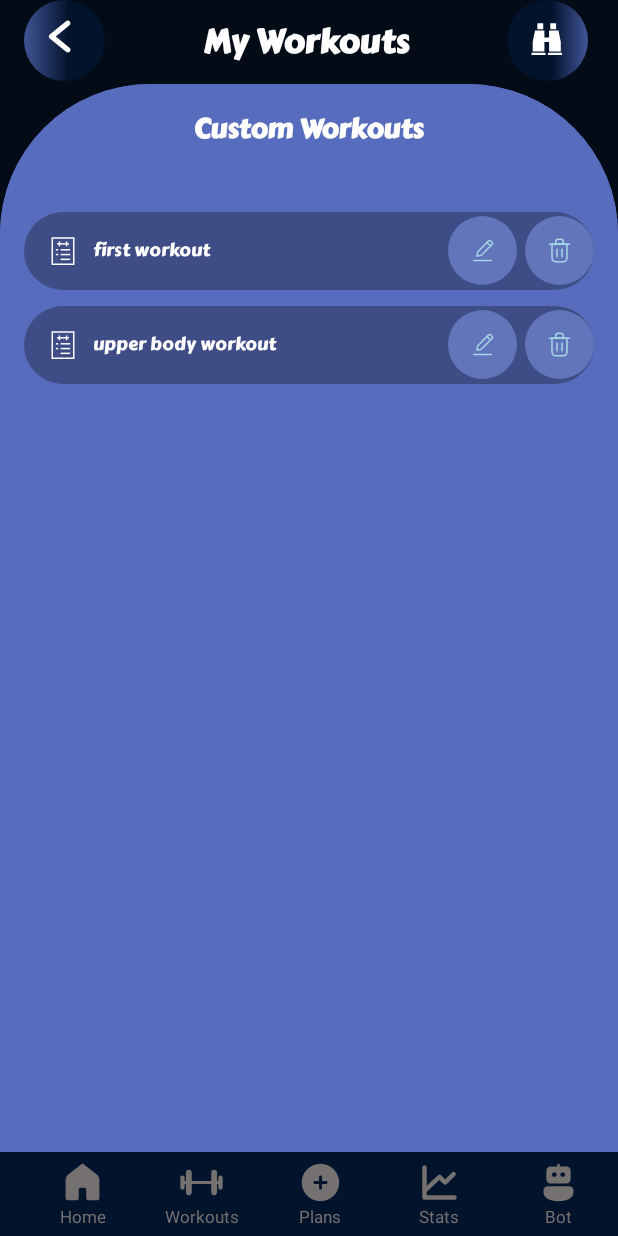
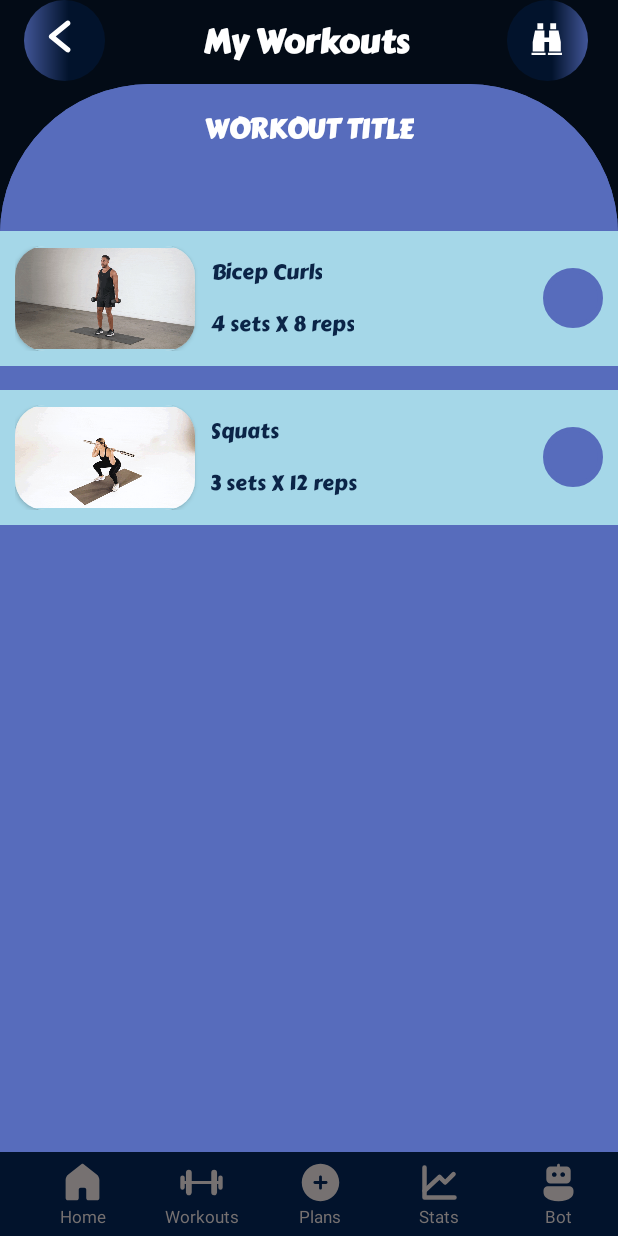
Before and after one commit to Oauzz/CoreCraft, an Android app: the screen it shows after launch (MainActivity), after a tap on "first workout", on a phone screen of 412 x 824 dp. Run offline under Robolectric (Android 15) with nearby library versions, the phone set to English and light mode, and no system bars.

Commit message:
User can view custom workouts with exercises

```diff
--- a/app/src/main/java/com/corecraft/MainActivity.java
+++ b/app/src/main/java/com/corecraft/MainActivity.java
@@ -13,8 +13,10 @@ public class MainActivity extends AppCompatActivity {
         super.onCreate(savedInstanceState);
         setContentView(R.layout.home);
 
+        WorkoutFragment workoutFragment = new WorkoutFragment();
+        workoutFragment.setManager(getSupportFragmentManager());
         getSupportFragmentManager().beginTransaction()
-                .replace(R.id.home_content,new WorkoutFragment())
+                .replace(R.id.home_content,workoutFragment)
                 .commit();
     }
 }
--- a/app/src/main/java/com/corecraft/Workout.java
+++ b/app/src/main/java/com/corecraft/Workout.java
@@ -14,6 +14,18 @@ public class Workout {
         WORKOUTS.add(new Workout(2,"upper body workout", Arrays.asList(
                 new ExerciseDetails(Exercise.EXERCISES.get(0),4,10),
                 new ExerciseDetails(Exercise.EXERCISES.get(1),4,8)
+        )));
+        WORKOUTS.add(new Workout(3,"upper body workout", Arrays.asList(
+                new ExerciseDetails(Exercise.EXERCISES.get(0),1,10),
+                new ExerciseDetails(Exercise.EXERCISES.get(1),2,9),
+                new ExerciseDetails(Exercise.EXERCISES.get(2),3,8),
+                new ExerciseDetails(Exercise.EXERCISES.get(0),4,7),
+                new ExerciseDetails(Exercise.EXERCISES.get(1),5,6),
+                new ExerciseDetails(Exercise.EXERCISES.get(2),6,5),
+                new ExerciseDetails(Exercise.EXERCISES.get(0),7,4),
+                new ExerciseDetails(Exercise.EXERCISES.get(1),8,3),
+                new ExerciseDetails(Exercise.EXERCISES.get(2),9,2),
+                new ExerciseDetails(Exercise.EXERCISES.get(0),10,1)
         )));
     }
     int id;
--- a/app/src/main/java/com/corecraft/WorkoutAdapter.java
+++ b/app/src/main/java/com/corecraft/WorkoutAdapter.java
@@ -5,6 +5,7 @@ import android.view.LayoutInflater;
 import android.view.ViewGroup;
 
 import androidx.annotation.NonNull;
+import androidx.fragment.app.FragmentManager;
 import androidx.recyclerview.widget.RecyclerView;
 
 import java.util.List;
@@ -13,10 +14,12 @@ public class WorkoutAdapter extends RecyclerView.Adapter<WorkoutViewHolder>{
 
     Context context;
     List<Workout> workouts;
+    FragmentManager fragmentManager;
 
-    public WorkoutAdapter(Context context, List<Workout> workouts) {
+    public WorkoutAdapter(Context context, List<Workout> workouts,FragmentManager fragmentManager) {
         this.context = context;
         this.workouts = workouts;
+        this.fragmentManager = fragmentManager;
     }
 
     @NonNull
@@ -28,6 +31,18 @@ public class WorkoutAdapter extends RecyclerView.Adapter<WorkoutViewHolder>{
     @Override
     public void onBindViewHolder(@NonNull WorkoutViewHolder holder, int position) {
         holder.workoutName.setText(workouts.get(position).getName());
+        holder.id = holder.getBindingAdapterPosition();
+        holder.workout.setOnClickListener(v -> {
+            WorkoutPlayFragment fragment = WorkoutPlayFragment.newInstance(holder.id);
+            fragmentManager.beginTransaction()
+                    .replace(R.id.home_content,fragment)
+                    .addToBackStack(null)
+                    .commit();
+        });
+        holder.workoutDel.setOnClickListener(v -> {
+            workouts.remove(workouts.get(holder.id));
+            notifyItemRemoved(holder.id);
+        });
     }
 
     @Override
--- a/app/src/main/java/com/corecraft/WorkoutFragment.java
+++ b/app/src/main/java/com/corecraft/WorkoutFragment.java
@@ -3,6 +3,7 @@ package com.corecraft;
 import android.os.Bundle;
 
 import androidx.fragment.app.Fragment;
+import androidx.fragment.app.FragmentManager;
 import androidx.recyclerview.widget.LinearLayoutManager;
 import androidx.recyclerview.widget.RecyclerView;
 
@@ -17,8 +18,6 @@ import android.view.ViewGroup;
  */
 public class WorkoutFragment extends Fragment {
 
-    private RecyclerView recyclerView;
-
     // TODO: Rename parameter arguments, choose names that match
     // the fragment initialization parameters, e.g. ARG_ITEM_NUMBER
     private static final String ARG_PARAM1 = "param1";
@@ -27,6 +26,15 @@ public class WorkoutFragment extends Fragment {
     // TODO: Rename and change types of parameters
     private String mParam1;
     private String mParam2;
+    private FragmentManager manager;
+
+    public FragmentManager getManager() {
+        return manager;
+    }
+
+    public void setManager(FragmentManager manager) {
+        this.manager = manager;
+    }
 
     public WorkoutFragment() {
         // Required empty public constructor
@@ -64,10 +72,10 @@ public class WorkoutFragment extends Fragment {
                              Bundle savedInstanceState) {
         // Inflate the layout for this fragment
         View v = inflater.inflate(R.layout.fragment_workout_list, container, false);
-        recyclerView = v.findViewById(R.id.custom_workout_list);
+        RecyclerView recyclerView = v.findViewById(R.id.custom_workout_list);
         recyclerView.setHasFixedSize(true);
         recyclerView.setLayoutManager(new LinearLayoutManager(v.getContext()));
-        recyclerView.setAdapter(new WorkoutAdapter(v.getContext(),Workout.WORKOUTS));
+        recyclerView.setAdapter(new WorkoutAdapter(v.getContext(),Workout.WORKOUTS,manager));
         return v;
     }
 }
--- /dev/null
+++ b/app/src/main/java/com/corecraft/WorkoutPlayAdapter.java
@@ -0,0 +1,47 @@
+package com.corecraft;
+
+import android.content.Context;
+import android.view.LayoutInflater;
+import android.view.ViewGroup;
+
+import androidx.annotation.NonNull;
+import androidx.recyclerview.widget.RecyclerView;
+
+import java.util.List;
+import java.util.Locale;
+
+public class WorkoutPlayAdapter extends RecyclerView.Adapter<WorkoutPlayViewHolder> {
+
+    Context context;
+    List<Workout.ExerciseDetails> exerciseDetails;
+
+    public WorkoutPlayAdapter(Context context, List<Workout.ExerciseDetails> exerciseDetails) {
+        this.context = context;
+        this.exerciseDetails = exerciseDetails;
+    }
+
+    @NonNull
+    @Override
+    public WorkoutPlayViewHolder onCreateViewHolder(@NonNull ViewGroup parent, int viewType) {
+        return new WorkoutPlayViewHolder(LayoutInflater.from(context).inflate(R.layout.fragment_workout_play,parent,false));
+    }
+
+    @Override
+    public void onBindViewHolder(@NonNull WorkoutPlayViewHolder holder, int position) {
+        final Workout.ExerciseDetails details = exerciseDetails.get(position);
+        holder.exerciseImage.setImageResource(details.exercise.image);
+        holder.exerciseName.setText(details.exercise.name);
+        holder.exerciseAmount.setText(String.format(Locale.getDefault(),
+                "%d %s X %d %s",
+                details.sets,
+                context.getString(R.string.sets),
+                details.reps,
+                context.getString(R.string.reps))
+        );
+    }
+
+    @Override
+    public int getItemCount() {
+        return exerciseDetails.size();
+    }
+}
--- /dev/null
+++ b/app/src/main/java/com/corecraft/WorkoutPlayFragment.java
@@ -0,0 +1,62 @@
+package com.corecraft;
+
+import android.os.Bundle;
+
+import androidx.fragment.app.Fragment;
+import androidx.recyclerview.widget.LinearLayoutManager;
+import androidx.recyclerview.widget.RecyclerView;
+
+import android.view.LayoutInflater;
+import android.view.View;
+import android.view.ViewGroup;
+import android.widget.Toast;
+
+/**
+ * A simple {@link Fragment} subclass.
+ * Use the {@link WorkoutPlayFragment#newInstance} factory method to
+ * create an instance of this fragment.
+ */
+public class WorkoutPlayFragment extends Fragment {
+
+    // TODO: Rename parameter arguments, choose names that match
+    // the fragment initialization parameters, e.g. ARG_ITEM_NUMBER
+    private static final String ARG_WORKOUT_ID = "workout_id";
+
+    // TODO: Rename and change types of parameters
+    private int workout_id;
+
+    public WorkoutPlayFragment() {
+        // Required empty public constructor
+    }
+
+    public static WorkoutPlayFragment newInstance(int workout_id) {
+        WorkoutPlayFragment fragment = new WorkoutPlayFragment();
+        Bundle args = new Bundle();
+        args.putInt(ARG_WORKOUT_ID, workout_id);
+        fragment.setArguments(args);
+        return fragment;
+    }
+
+    @Override
+    public void onCreate(Bundle savedInstanceState) {
+        super.onCreate(savedInstanceState);
+        if (getArguments() != null) {
+            workout_id = getArguments().getInt(ARG_WORKOUT_ID);
+        }
+    }
+
+    @Override
+    public View onCreateView(LayoutInflater inflater, ViewGroup container,
+                             Bundle savedInstanceState) {
+        // Inflate the layout for this fragment
+        final View v = inflater.inflate(R.layout.fragment_workout_play_list, container, false);
+        final RecyclerView recyclerView = v.findViewById(R.id.custom_workout_play_list);
+        recyclerView.setHasFixedSize(true);
+        recyclerView.setLayoutManager(new LinearLayoutManager(v.getContext()));
+        if (getArguments() != null) {
+            recyclerView.setAdapter(new WorkoutPlayAdapter(v.getContext(),Workout.WORKOUTS.get(getArguments().getInt(ARG_WORKOUT_ID)).exerciseDetails));
+            Toast.makeText(getContext(),"Test",Toast.LENGTH_SHORT).show();
+        }
+        return v;
+    }
+}
--- /dev/null
+++ b/app/src/main/java/com/corecraft/WorkoutPlayViewHolder.java
@@ -0,0 +1,26 @@
+package com.corecraft;
+
+import android.view.View;
+import android.widget.Button;
+import android.widget.ImageView;
+import android.widget.TextView;
+
+import androidx.annotation.NonNull;
+import androidx.recyclerview.widget.RecyclerView;
+
+public class WorkoutPlayViewHolder extends RecyclerView.ViewHolder {
+    public ImageView exerciseImage;
+    public TextView exerciseName,exerciseAmount;
+    public Button exerciseDone;
+    public WorkoutPlayViewHolder(@NonNull View itemView) {
+        super(itemView);
+        exerciseImage = itemView.findViewById(R.id.exercise_play_img);
+        exerciseName = itemView.findViewById(R.id.exercise_play_name);
+        exerciseAmount = itemView.findViewById(R.id.exercise_play_amount);
+        exerciseDone = itemView.findViewById(R.id.exercise_play_btn);
+
+        exerciseDone.setOnClickListener(v -> {
+            exerciseDone.setBackgroundResource(R.drawable.check_btn_true);
+        });
+    }
+}
--- a/app/src/main/java/com/corecraft/WorkoutViewHolder.java
+++ b/app/src/main/java/com/corecraft/WorkoutViewHolder.java
@@ -2,14 +2,18 @@ package com.corecraft;
 
 import android.view.View;
 import android.widget.Button;
+import android.widget.LinearLayout;
 import android.widget.TextView;
 import android.widget.Toast;
 
 import androidx.annotation.NonNull;
+import androidx.fragment.app.Fragment;
 import androidx.recyclerview.widget.RecyclerView;
 
 public class WorkoutViewHolder extends RecyclerView.ViewHolder{
 
+    public int id;
+    public LinearLayout workout;
     public TextView workoutName;
     public Button workoutEdit,workoutDel;
     public WorkoutViewHolder(@NonNull View itemView) {
@@ -17,8 +21,6 @@ public class WorkoutViewHolder extends RecyclerView.ViewHolder{
         workoutName = itemView.findViewById(R.id.workout_item_id);
         workoutEdit = itemView.findViewById(R.id.workout_item_edit);
         workoutDel = itemView.findViewById(R.id.workout_item_del);
-        itemView.setOnClickListener(v -> {
-            Toast.makeText(itemView.getContext(),"Hello",Toast.LENGTH_SHORT).show();
-        });
+        workout = itemView.findViewById(R.id.fragment_workout_layout);
     }
 }
--- a/app/src/main/res/layout/fragment_workout.xml
+++ b/app/src/main/res/layout/fragment_workout.xml
@@ -5,7 +5,8 @@
     android:layout_height="wrap_content"
     android:layout_marginVertical="5dp"
     android:background="@drawable/workout_btn"
-    android:orientation="horizontal">
+    android:orientation="horizontal"
+    android:id="@+id/fragment_workout_layout">
 
     <TextView
         android:id="@+id/workout_item_id"
--- a/app/src/main/res/layout/fragment_workout_list.xml
+++ b/app/src/main/res/layout/fragment_workout_list.xml
@@ -3,7 +3,8 @@
     android:orientation="vertical"
     android:layout_width="match_parent"
     android:layout_height="match_parent"
-    android:background="@drawable/main_container">
+    android:background="@drawable/main_container"
+    android:id="@+id/fragment_workout_list_layout">
     <TextView
         android:layout_width="wrap_content"
         android:layout_height="wrap_content"
@@ -27,4 +28,5 @@
         app:layoutManager="LinearLayoutManager"
         tools:context=".WorkoutFragment"
         tools:listitem="@layout/fragment_workout" />
+
 </LinearLayout>
--- a/app/src/main/res/layout/fragment_workout_play.xml
+++ b/app/src/main/res/layout/fragment_workout_play.xml
@@ -18,13 +18,14 @@
             android:layout_width="match_parent"
             android:layout_height="match_parent"
             android:src="@drawable/bicep_curl"
-            android:contentDescription="TODO" />
+            android:background="@color/primary_color_4"
+            android:contentDescription="@string/exercise_image" />
     </androidx.cardview.widget.CardView>
     <LinearLayout
         android:layout_width="wrap_content"
         android:layout_height="match_parent"
         android:orientation="vertical"
-        android:gravity="center">
+        android:gravity="center_vertical">
         <TextView
             android:id="@+id/exercise_play_name"
             android:layout_width="wrap_content"
@@ -55,6 +56,7 @@
         android:visibility="invisible"
         />
     <Button
+        android:id="@+id/exercise_play_btn"
         android:layout_width="40dp"
         android:layout_height="40dp"
         android:background="@drawable/check_btn_false" />
--- a/app/src/main/res/values/strings.xml
+++ b/app/src/main/res/values/strings.xml
@@ -31,5 +31,7 @@
     <string name="main_home_button">main home button</string>
     <string name="custom_workouts">Custom Workouts</string>
     <string name="workout_title">WORKOUT TITLE</string>
-
+    <string name="exercise_image">exercise image</string>
+    <string name="sets">sets</string>
+    <string name="reps">reps</string>
 </resources>
```
